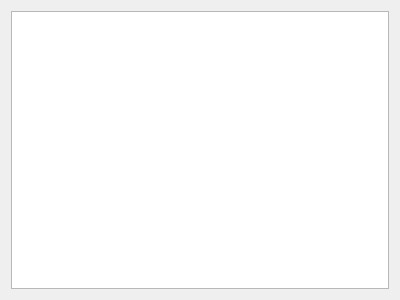
The window that View/Application/applicationlog.ui (BlenderCN-Org/Maditor) describes before a commit, drawn with Qt 5.
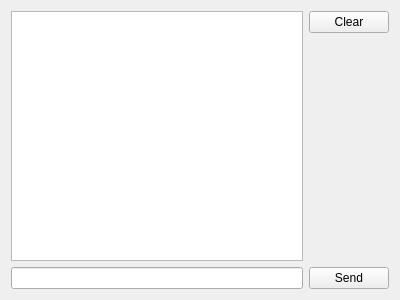
The same window after the commit.

```diff
--- a/View/Application/applicationlog.ui
+++ b/View/Application/applicationlog.ui
@@ -14,7 +14,37 @@
    <string>Form</string>
   </property>
   <layout class="QGridLayout" name="gridLayout">
-   <item row="0" column="0">
+   <item row="0" column="1">
+    <widget class="QPushButton" name="clearButton">
+     <property name="text">
+      <string>Clear</string>
+     </property>
+    </widget>
+   </item>
+   <item row="2" column="1">
+    <widget class="QPushButton" name="sendButton">
+     <property name="text">
+      <string>Send</string>
+     </property>
+    </widget>
+   </item>
+   <item row="2" column="0">
+    <widget class="QLineEdit" name="stdinEdit"/>
+   </item>
+   <item row="1" column="1">
+    <spacer name="verticalSpacer">
+     <property name="orientation">
+      <enum>Qt::Vertical</enum>
+     </property>
+     <property name="sizeHint" stdset="0">
+      <size>
+       <width>20</width>
+       <height>40</height>
+      </size>
+     </property>
+    </spacer>
+   </item>
+   <item row="0" column="0" rowspan="2">
     <widget class="QTextBrowser" name="log"/>
    </item>
   </layout>
```
